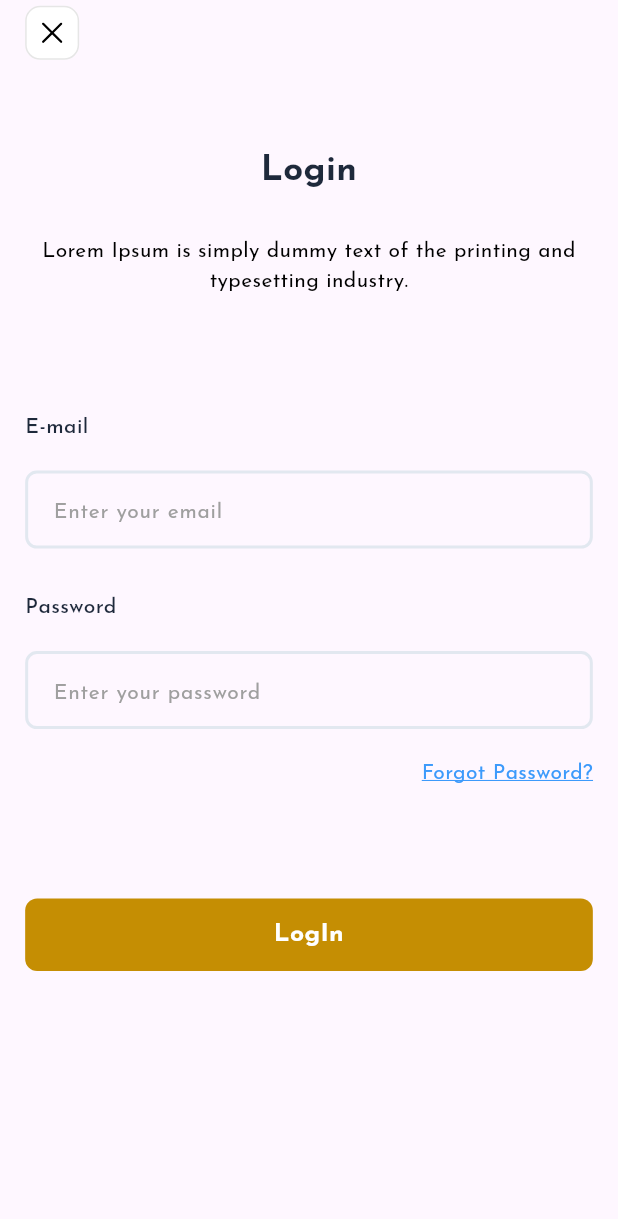
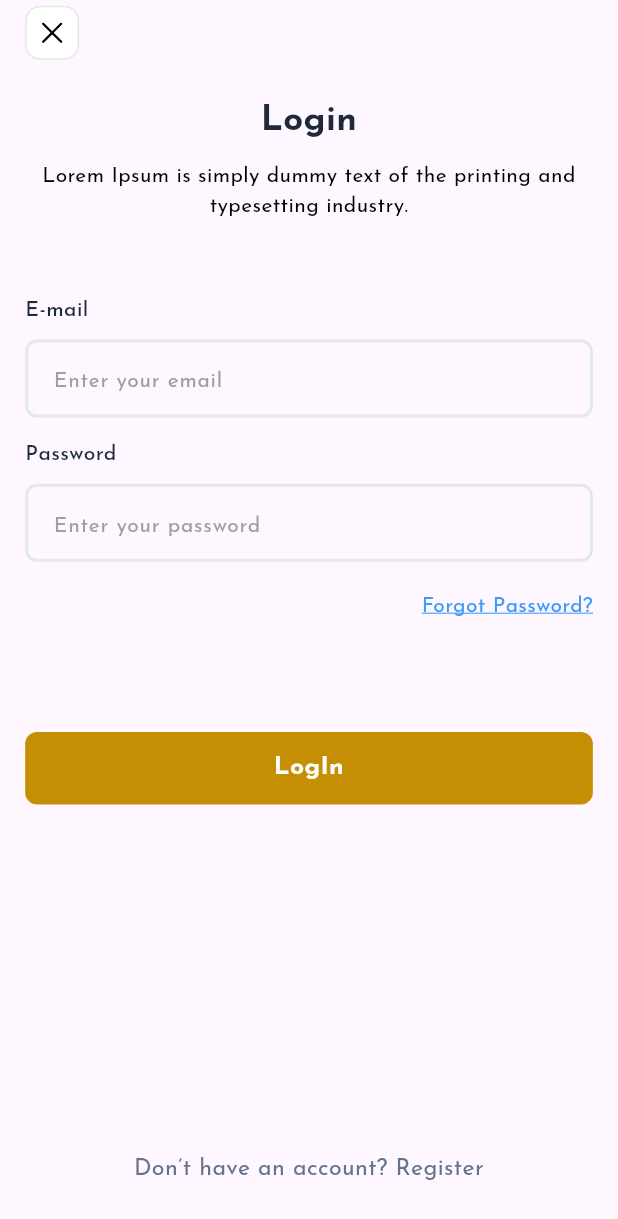
Before and after one commit to nassimFlutter/Ghina-shop, a Flutter app: the LoginView screen opened directly, on a phone screen of 412 x 824 dp. Shown: the top 1219 px of the screen. Run offline on Flutter 3.47's test engine with Material 3 defaults, Android fonts, the phone set to English and light mode, and no system bars; our stand-ins replace bloc, cached_network_image, connectivity_plus, dartz, dio, flutter_bloc and 7 more; accounts and stored records are empty; network calls fail.

Commit message:
fix sum issue in login and register

```diff
--- a/lib/core/api/api_service.dart
+++ b/lib/core/api/api_service.dart
@@ -38,8 +38,8 @@ class ApiService {
     CancelToken? cancelToken,
   }) async {
     if (!isLogin) {
-      String token = await CacheHelper.getData(key: Keys.kUserToken);
-      LoggerHelper.info(token);
+      String? token = await CacheHelper.getData(key: Keys.kUserToken);
+      LoggerHelper.info(token ?? "cache helper null");
       dio.options.headers["Authorization"] = "Bearer $token";
     }
     var response =
--- a/lib/feature/auth/login/presentation/view/pages/login_page_view.dart
+++ b/lib/feature/auth/login/presentation/view/pages/login_page_view.dart
@@ -22,10 +22,11 @@ class LoginView extends StatelessWidget {
   @override
   Widget build(BuildContext context) {
     LoginCubit loginCubit = LoginCubit.get(context);
+    double height = MediaQuery.of(context).size.height;
     return Scaffold(
       body: SafeArea(
-        child: ListView(
-          padding: EdgeInsets.zero,
+        child: Column(
+          // padding: EdgeInsets.zero,
           children: [
             Padding(
               padding: EdgeInsetsDirectional.only(start: 16.w, top: 4.h),
@@ -33,19 +34,19 @@ class LoginView extends StatelessWidget {
                 children: [
                   AppBarBottom(
                     iconPath: IconsPath.cancelIcon,
-                    ),
+                  ),
                 ],
               ),
             ),
             SizedBox(
-              height: 60.h,
+              height: height * 0.03, //27.h,
             ),
             Center(
               child: Text('Login',
                   textAlign: TextAlign.center, style: AppStyles.textStyle24),
             ),
             SizedBox(
-              height: 27.h,
+              height: 10.h,
             ),
             Padding(
               padding: EdgeInsetsDirectional.symmetric(horizontal: 16.w),
@@ -55,7 +56,7 @@ class LoginView extends StatelessWidget {
                   style: AppStyles.textStyle14),
             ),
             SizedBox(
-              height: 80.h,
+              height: height * 0.06, //50.h,
             ),
             const LoginForm(),
             SizedBox(
@@ -63,7 +64,7 @@ class LoginView extends StatelessWidget {
             ),
             const ForgetPasswordText(),
             SizedBox(
-              height: 76.h,
+              height: height * 0.09, //76.h,
             ),
             BlocConsumer<LoginCubit, LoginState>(
               listener: (context, state) {
@@ -101,8 +102,8 @@ class LoginView extends StatelessWidget {
                 }
               },
             ),
-            SizedBox(
-              height: 270.h,
+            const Expanded(
+              child: SizedBox(),
             ),
             GestureDetector(
               onTap: () {
--- a/lib/feature/auth/login/presentation/view/widgets/login_form.dart
+++ b/lib/feature/auth/login/presentation/view/widgets/login_form.dart
@@ -23,26 +23,24 @@ class LoginForm extends StatelessWidget {
             children: [
               const AuthFieldText(title: "E-mail"),
               SizedBox(
-                height: 20.h,
+                height: 10.h,
               ),
               AuthTextField(
                   textEditingController: loginCubit.emailController,
-          keyboardType: TextInputType.emailAddress,
-
+                  keyboardType: TextInputType.emailAddress,
                   validator: Validate.validateEmail,
                   hintText: "Enter your email"),
               SizedBox(
-                height: 30.h,
+                height: 15.h,
               ),
               const AuthFieldText(title: "Password"),
               SizedBox(
-                height: 20.h,
+                height: 10.h,
               ),
               AuthTextField(
                   textEditingController: loginCubit.passwordController,
                   validator: Validate.validatePassword,
-          keyboardType: TextInputType.visiblePassword,
-
+                  keyboardType: TextInputType.visiblePassword,
                   hintText: "Enter your password"),
             ],
           ),
--- a/lib/feature/auth/sign_up/presentation/manager/sign_up/sign_up_cubit.dart
+++ b/lib/feature/auth/sign_up/presentation/manager/sign_up/sign_up_cubit.dart
@@ -1,3 +1,5 @@
+import 'dart:developer';
+
 import 'package:best_price/core/utils/logger.dart';
 import 'package:best_price/core/utils/service_locator.dart';
 import 'package:best_price/feature/auth/sign_up/data/model/user_model.dart';
@@ -20,6 +22,7 @@ class SignUpCubit extends Cubit<SignUpState> {
   GlobalKey<FormState> signUpFormKey = GlobalKey<FormState>();
   Future<void> signUp() async {
     if (!signUpFormKey.currentState!.validate()) {
+      LoggerHelper.debug("there is an validate error");
       return;
     }
     emit(SignUpLoading());
@@ -29,6 +32,7 @@ class SignUpCubit extends Cubit<SignUpState> {
         mobile: phoneController.text.trim(),
         password: passwordController.text.trim(),
         confirmPassword: confirmPasswordController.text.trim());
+
     LoggerHelper.debug(newUser.toString());
     var result = await getIt.get<SignUprRepo>().signUp(newUser);
     result.fold((error) {
--- a/lib/feature/auth/sign_up/presentation/widgets/build_auth_text_fields.dart
+++ b/lib/feature/auth/sign_up/presentation/widgets/build_auth_text_fields.dart
@@ -55,7 +55,7 @@ List<Widget> buildAuthTextFields(SignUpCubit signUpCubit) {
             keyboardType: data['keyboardType'],
           ),
           SizedBox(
-            height: 30.h,
+            height: 20.h,
           ),
         ],
       ),
--- a/lib/feature/auth/sign_up/presentation/widgets/term_ok.dart
+++ b/lib/feature/auth/sign_up/presentation/widgets/term_ok.dart
@@ -10,15 +10,15 @@ class TermOk extends StatelessWidget {
   @override
   Widget build(BuildContext context) {
     return SizedBox(
-        width: 328.64.w,
+        width: double.infinity,
         child: Text.rich(TextSpan(children: [
           TextSpan(
               text: 'By creating an account, you agree to our\n',
               style: AppStyles.textStyle14),
           TextSpan(
               text: 'Term & Conditions',
-              style: AppStyles.textStyle14
-                  .copyWith(fontWeight: FontWeight.w700))
+              style:
+                  AppStyles.textStyle14.copyWith(fontWeight: FontWeight.w700))
         ])));
   }
 }
```
Also changed, not shown: lib/feature/auth/sign_up/data/signup_repo/signup_repo_imple.dart (+9 -6 lines), lib/feature/auth/sign_up/presentation/view/sign_up_view.dart (+8 -6 lines).
